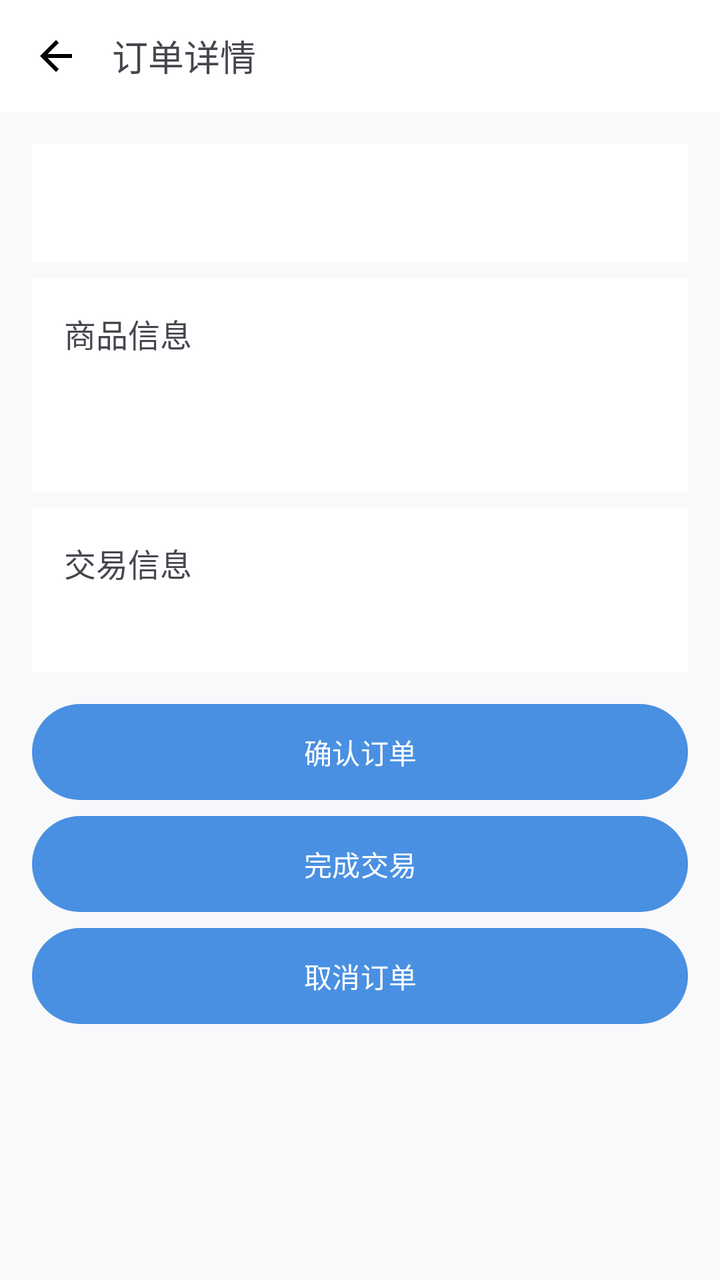
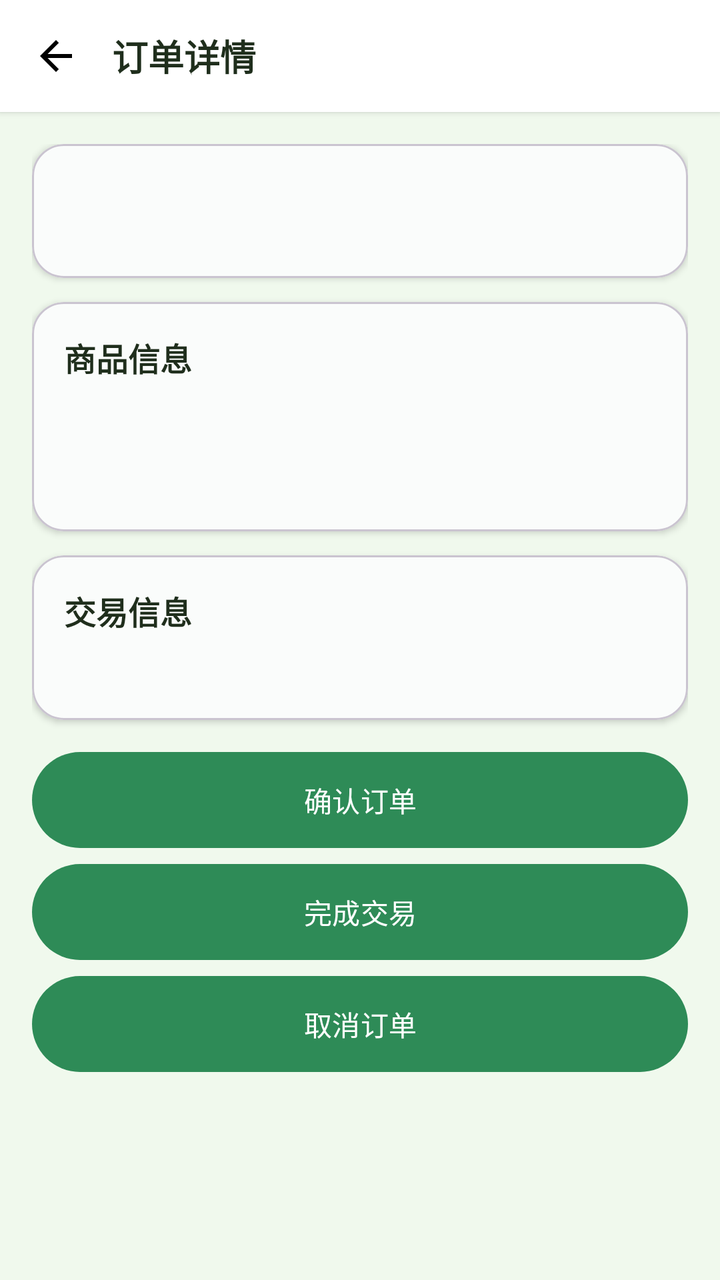

Two renders of the same Android screen: before a commit and after it. Below are the layout's source before the change and the commit's diff.
<!-- AndroidManifest.xml: application theme Theme.EtradeAndroid -->
<!-- res/layout/activity_order_detail.xml -->
<LinearLayout xmlns:android="http://schemas.android.com/apk/res/android"
    android:layout_width="match_parent" android:layout_height="match_parent"
    android:orientation="vertical" android:background="#F8F9FA">

    <LinearLayout android:layout_width="match_parent" android:layout_height="56dp"
        android:background="#FFF" android:gravity="center_vertical" android:paddingStart="16dp" android:paddingEnd="16dp">
        <ImageView android:id="@+id/iv_back" android:layout_width="24dp" android:layout_height="24dp"
            android:src="@drawable/ic_back" android:contentDescription="返回"/>
        <TextView android:layout_width="wrap_content" android:layout_height="wrap_content"
            android:text="订单详情" android:textSize="18sp" android:layout_marginStart="16dp"/>
    </LinearLayout>

    <ScrollView android:layout_width="match_parent" android:layout_height="0dp"
        android:layout_weight="1">
        <LinearLayout android:layout_width="match_parent" android:layout_height="wrap_content"
            android:orientation="vertical" android:padding="16dp">

            <TextView android:id="@+id/tv_order_status" android:layout_width="match_parent"
                android:layout_height="wrap_content" android:gravity="center"
                android:textSize="20sp" android:textColor="#4A90E2" android:textStyle="bold"
                android:background="#FFF" android:padding="16dp"/>

            <LinearLayout android:layout_width="match_parent" android:layout_height="wrap_content"
                android:orientation="vertical" android:background="#FFF" android:padding="16dp"
                android:layout_marginTop="8dp">
                <TextView android:text="商品信息" android:textSize="16sp"
                    android:layout_width="wrap_content" android:layout_height="wrap_content"/>
                <TextView android:id="@+id/tv_product_name" android:layout_marginTop="8dp"
                    android:layout_width="wrap_content" android:layout_height="wrap_content"/>
                <TextView android:id="@+id/tv_price" android:textColor="#F5A623"
                    android:textSize="18sp" android:textStyle="bold"
                    android:layout_width="wrap_content" android:layout_height="wrap_content"/>
            </LinearLayout>

            <LinearLayout android:layout_width="match_parent" android:layout_height="wrap_content"
                android:orientation="vertical" android:background="#FFF" android:padding="16dp"
                android:layout_marginTop="8dp">
                <TextView android:text="交易信息" android:textSize="16sp"
                    android:layout_width="wrap_content" android:layout_height="wrap_content"/>
                <TextView android:id="@+id/tv_trade_info" android:layout_marginTop="8dp"
                    android:layout_width="wrap_content" android:layout_height="wrap_content"/>
            </LinearLayout>

            <Button android:id="@+id/btn_confirm" android:layout_width="match_parent"
                android:layout_height="48dp" android:background="@drawable/bg_btn_primary"
                android:text="确认订单" android:textColor="#FFF" android:layout_marginTop="16dp"/>
            <Button android:id="@+id/btn_complete" android:layout_width="match_parent"
                android:layout_height="48dp" android:background="@drawable/bg_btn_success"
                android:text="完成交易" android:textColor="#FFF" android:layout_marginTop="8dp"/>
            <Button android:id="@+id/btn_cancel" android:layout_width="match_parent"
                android:layout_height="48dp" android:background="@drawable/bg_btn_danger"
                android:text="取消订单" android:textColor="#FFF" android:layout_marginTop="8dp"/>
        </LinearLayout>
    </ScrollView>
</LinearLayout>
<!-- resources referenced by this layout -->
<resources>
  <!-- drawable bg_btn_danger (drawable) -->
  <?xml version="1.0" encoding="utf-8"?>
  <shape xmlns:android="http://schemas.android.com/apk/res/android">
      <solid android:color="@color/error_red" />
      <corners android:radius="24dp" />
  </shape>
  <!-- drawable bg_btn_primary (drawable) -->
  <?xml version="1.0" encoding="utf-8"?>
  <shape xmlns:android="http://schemas.android.com/apk/res/android">
      <solid android:color="@color/primary_blue" />
      <corners android:radius="24dp" />
  </shape>
  <!-- drawable bg_btn_success (drawable) -->
  <?xml version="1.0" encoding="utf-8"?>
  <shape xmlns:android="http://schemas.android.com/apk/res/android">
      <solid android:color="@color/success_green" />
      <corners android:radius="24dp" />
  </shape>
  <!-- drawable ic_back (drawable) -->
  <?xml version="1.0" encoding="utf-8"?>
  <vector xmlns:android="http://schemas.android.com/apk/res/android"
      android:width="24dp"
      android:height="24dp"
      android:viewportWidth="24"
      android:viewportHeight="24">
      <path
          android:fillColor="#000000"
          android:pathData="M20,11H7.83l5.59,-5.59L12,4l-8,8 8,8 1.41,-1.41L7.83,13H20v-2z"/>
  </vector>
  <style name="Theme.EtradeAndroid" parent="Base.Theme.EtradeAndroid" />
  <color name="error_red">#E74C3C</color>
  <color name="primary_blue">#4A90E2</color>
  <color name="success_green">#2ECC71</color>
  <style name="Base.Theme.EtradeAndroid" parent="Theme.Material3.DayNight.NoActionBar">
          <item name="colorPrimary">@color/primary_blue</item>
          <item name="colorOnPrimary">@color/white</item>
          <item name="colorSecondary">@color/accent_orange</item>
          <item name="colorOnSecondary">@color/white</item>
          <item name="android:statusBarColor">@color/primary_blue_dark</item>
          <item name="android:navigationBarColor">@color/white</item>
          <item name="colorSurface">@color/background_white</item>
          <item name="colorOnSurface">@color/text_primary</item>
      </style>
  <color name="white">#FFFFFFFF</color>
  <color name="accent_orange">#F5A623</color>
  <color name="primary_blue_dark">#357ABD</color>
  <color name="background_white">#FFFFFF</color>
  <color name="text_primary">#212529</color>
</resources>

<!-- the commit's change to res/layout/activity_order_detail.xml (unified diff, before → after) -->
@@ -1,13 +1,16 @@
 <LinearLayout xmlns:android="http://schemas.android.com/apk/res/android"
+    xmlns:app="http://schemas.android.com/apk/res-auto"
     android:layout_width="match_parent" android:layout_height="match_parent"
-    android:orientation="vertical" android:background="#F8F9FA">
+    android:orientation="vertical" android:background="@color/background_light">
 
     <LinearLayout android:layout_width="match_parent" android:layout_height="56dp"
-        android:background="#FFF" android:gravity="center_vertical" android:paddingStart="16dp" android:paddingEnd="16dp">
+        android:background="@color/background_white" android:gravity="center_vertical" 
+        android:paddingStart="16dp" android:paddingEnd="16dp" android:elevation="2dp">
         <ImageView android:id="@+id/iv_back" android:layout_width="24dp" android:layout_height="24dp"
             android:src="@drawable/ic_back" android:contentDescription="返回"/>
         <TextView android:layout_width="wrap_content" android:layout_height="wrap_content"
-            android:text="订单详情" android:textSize="18sp" android:layout_marginStart="16dp"/>
+            android:text="订单详情" android:textSize="18sp" android:textStyle="bold"
+            android:textColor="@color/text_primary" android:layout_marginStart="16dp"/>
     </LinearLayout>
 
     <ScrollView android:layout_width="match_parent" android:layout_height="0dp"
@@ -15,41 +18,74 @@
         <LinearLayout android:layout_width="match_parent" android:layout_height="wrap_content"
             android:orientation="vertical" android:padding="16dp">
 
-            <TextView android:id="@+id/tv_order_status" android:layout_width="match_parent"
-                android:layout_height="wrap_content" android:gravity="center"
-                android:textSize="20sp" android:textColor="#4A90E2" android:textStyle="bold"
-                android:background="#FFF" android:padding="16dp"/>
+            
+            <com.google.android.material.card.MaterialCardView
+                android:layout_width="match_parent"
+                android:layout_height="wrap_content"
+                app:cardCornerRadius="16dp"
+                app:cardElevation="2dp"
+                app:cardBackgroundColor="@color/background_card">
 
-            <LinearLayout android:layout_width="match_parent" android:layout_height="wrap_content"
-                android:orientation="vertical" android:background="#FFF" android:padding="16dp"
-                android:layout_marginTop="8dp">
-                <TextView android:text="商品信息" android:textSize="16sp"
-                    android:layout_width="wrap_content" android:layout_height="wrap_content"/>
-                <TextView android:id="@+id/tv_product_name" android:layout_marginTop="8dp"
-                    android:layout_width="wrap_content" android:layout_height="wrap_content"/>
-                <TextView android:id="@+id/tv_price" android:textColor="#F5A623"
-                    android:textSize="18sp" android:textStyle="bold"
-                    android:layout_width="wrap_content" android:layout_height="wrap_content"/>
-            </LinearLayout>
+                <TextView android:id="@+id/tv_order_status" android:layout_width="match_parent"
+                    android:layout_height="wrap_content" android:gravity="center"
+                    android:textSize="20sp" android:textColor="@color/primary_green" 
+                    android:textStyle="bold" android:padding="20dp"/>
+            </com.google.android.material.card.MaterialCardView>
 
-            <LinearLayout android:layout_width="match_parent" android:layout_height="wrap_content"
-                android:orientation="vertical" android:background="#FFF" android:padding="16dp"
-                android:layout_marginTop="8dp">
-                <TextView android:text="交易信息" android:textSize="16sp"
-                    android:layout_width="wrap_content" android:layout_height="wrap_content"/>
-                <TextView android:id="@+id/tv_trade_info" android:layout_marginTop="8dp"
-                    android:layout_width="wrap_content" android:layout_height="wrap_content"/>
-            </LinearLayout>
+            
+            <com.google.android.material.card.MaterialCardView
+                android:layout_width="match_parent"
+                android:layout_height="wrap_content"
+                android:layout_marginTop="12dp"
+                app:cardCornerRadius="16dp"
+                app:cardElevation="2dp"
+                app:cardBackgroundColor="@color/background_card">
+
+                <LinearLayout android:layout_width="match_parent" android:layout_height="wrap_content"
+                    android:orientation="vertical" android:padding="16dp">
+                    <TextView android:text="商品信息" android:textSize="16sp"
+                        android:textStyle="bold" android:textColor="@color/text_primary"
+                        android:layout_width="wrap_content" android:layout_height="wrap_content"/>
+                    <TextView android:id="@+id/tv_product_name" android:layout_marginTop="8dp"
+                        android:layout_width="wrap_content" android:layout_height="wrap_content"
+                        android:textColor="@color/text_secondary" />
+                    <TextView android:id="@+id/tv_price" 
+                        android:textColor="@color/accent_yellow_dark"
+                        android:textSize="18sp" android:textStyle="bold"
+                        android:layout_width="wrap_content" android:layout_height="wrap_content"
+                        android:layout_marginTop="8dp"/>
+                </LinearLayout>
+            </com.google.android.material.card.MaterialCardView>
+
+            
+            <com.google.android.material.card.MaterialCardView
+                android:layout_width="match_parent"
+                android:layout_height="wrap_content"
+                android:layout_marginTop="12dp"
+                app:cardCornerRadius="16dp"
+                app:cardElevation="2dp"
+                app:cardBackgroundColor="@color/background_card">
+
+                <LinearLayout android:layout_width="match_parent" android:layout_height="wrap_content"
+                    android:orientation="vertical" android:padding="16dp">
+                    <TextView android:text="交易信息" android:textSize="16sp"
+                        android:textStyle="bold" android:textColor="@color/text_primary"
+                        android:layout_width="wrap_content" android:layout_height="wrap_content"/>
+                    <TextView android:id="@+id/tv_trade_info" android:layout_marginTop="8dp"
+                        android:layout_width="wrap_content" android:layout_height="wrap_content"
+                        android:textColor="@color/text_secondary" />
+                </LinearLayout>
+            </com.google.android.material.card.MaterialCardView>
 
             <Button android:id="@+id/btn_confirm" android:layout_width="match_parent"
                 android:layout_height="48dp" android:background="@drawable/bg_btn_primary"
-                android:text="确认订单" android:textColor="#FFF" android:layout_marginTop="16dp"/>
+                android:text="确认订单" android:textColor="@color/white" android:layout_marginTop="16dp"/>
             <Button android:id="@+id/btn_complete" android:layout_width="match_parent"
                 android:layout_height="48dp" android:background="@drawable/bg_btn_success"
-                android:text="完成交易" android:textColor="#FFF" android:layout_marginTop="8dp"/>
+                android:text="完成交易" android:textColor="@color/white" android:layout_marginTop="8dp"/>
             <Button android:id="@+id/btn_cancel" android:layout_width="match_parent"
                 android:layout_height="48dp" android:background="@drawable/bg_btn_danger"
-                android:text="取消订单" android:textColor="#FFF" android:layout_marginTop="8dp"/>
+                android:text="取消订单" android:textColor="@color/white" android:layout_marginTop="8dp"/>
         </LinearLayout>
     </ScrollView>
 </LinearLayout>
<!-- resource entries referenced after the edit -->
@@ -1,5 +1,8 @@
 <!-- resources referenced by this layout -->
 <resources>
+  <color name="accent_yellow_dark">#E5C23A</color>
+  <color name="background_card">#FAFCFB</color>
+  <color name="background_light">#F0F9ED</color>
   <!-- drawable bg_btn_danger (drawable) -->
   <?xml version="1.0" encoding="utf-8"?>
   <shape xmlns:android="http://schemas.android.com/apk/res/android">
@@ -9,13 +12,19 @@
   <!-- drawable bg_btn_primary (drawable) -->
   <?xml version="1.0" encoding="utf-8"?>
   <shape xmlns:android="http://schemas.android.com/apk/res/android">
-      <solid android:color="@color/primary_blue" />
+      
+      <gradient
+          android:startColor="@color/primary_gradient_start"
+          android:endColor="@color/primary_gradient_end"
+          android:angle="135" />
+      
       <corners android:radius="24dp" />
+      
   </shape>
   <!-- drawable bg_btn_success (drawable) -->
   <?xml version="1.0" encoding="utf-8"?>
   <shape xmlns:android="http://schemas.android.com/apk/res/android">
-      <solid android:color="@color/success_green" />
+      <solid android:color="@color/primary_green_light" />
       <corners android:radius="24dp" />
   </shape>
   <!-- drawable ic_back (drawable) -->
@@ -31,22 +40,51 @@
   </vector>
   <style name="Theme.EtradeAndroid" parent="Base.Theme.EtradeAndroid" />
   <color name="error_red">#E74C3C</color>
-  <color name="primary_blue">#4A90E2</color>
-  <color name="success_green">#2ECC71</color>
+  <color name="primary_gradient_start">#2E8B57</color>
+  <color name="primary_gradient_end">#3CB371</color>
+  <color name="primary_green_light">#3CB371</color>
   <style name="Base.Theme.EtradeAndroid" parent="Theme.Material3.DayNight.NoActionBar">
-          <item name="colorPrimary">@color/primary_blue</item>
+          
+          <item name="colorPrimary">@color/primary_green</item>
           <item name="colorOnPrimary">@color/white</item>
-          <item name="colorSecondary">@color/accent_orange</item>
-          <item name="colorOnSecondary">@color/white</item>
-          <item name="android:statusBarColor">@color/primary_blue_dark</item>
-          <item name="android:navigationBarColor">@color/white</item>
+          <item name="colorPrimaryVariant">@color/primary_green_dark</item>
+          
+          
+          <item name="colorSecondary">@color/accent_yellow</item>
+          <item name="colorOnSecondary">@color/text_primary</item>
+          
+          
+          <item name="android:statusBarColor">@color/primary_green</item>
+          <item name="android:navigationBarColor">@color/background_white</item>
+          
+          
+          <item name="android:windowBackground">@color/background_light</item>
           <item name="colorSurface">@color/background_white</item>
           <item name="colorOnSurface">@color/text_primary</item>
+          
+          
+          <item name="shapeAppearanceSmallComponent">@style/ShapeAppearance.Etrade.Small</item>
+          <item name="shapeAppearanceMediumComponent">@style/ShapeAppearance.Etrade.Medium</item>
+          <item name="shapeAppearanceLargeComponent">@style/ShapeAppearance.Etrade.Large</item>
+      </style>
+  <color name="primary_green_dark">#267347</color>
+  <color name="accent_yellow">#F7D44A</color>
+  <style name="ShapeAppearance.Etrade.Small" parent="ShapeAppearance.Material3.SmallComponent">
+          <item name="cornerFamily">rounded</item>
+          <item name="cornerSize">12dp</item>
+      </style>
+  <style name="ShapeAppearance.Etrade.Medium" parent="ShapeAppearance.Material3.MediumComponent">
+          <item name="cornerFamily">rounded</item>
+          <item name="cornerSize">16dp</item>
+      </style>
+  <style name="ShapeAppearance.Etrade.Large" parent="ShapeAppearance.Material3.LargeComponent">
+          <item name="cornerFamily">rounded</item>
+          <item name="cornerSize">20dp</item>
       </style>
   <color name="white">#FFFFFFFF</color>
-  <color name="accent_orange">#F5A623</color>
-  <color name="primary_blue_dark">#357ABD</color>
   <color name="background_white">#FFFFFF</color>
-  <color name="text_primary">#212529</color>
+  <color name="primary_green">#2E8B57</color>
+  <color name="text_primary">#1F2E1C</color>
+  <color name="text_secondary">#5A6660</color>
 </resources>
 
